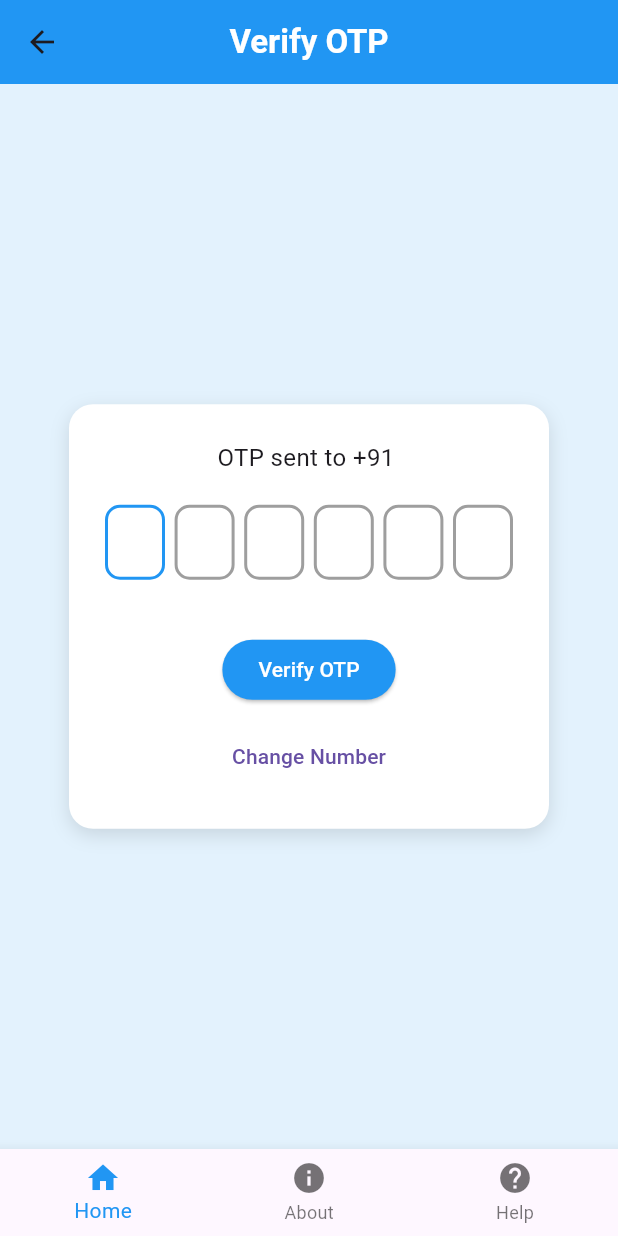
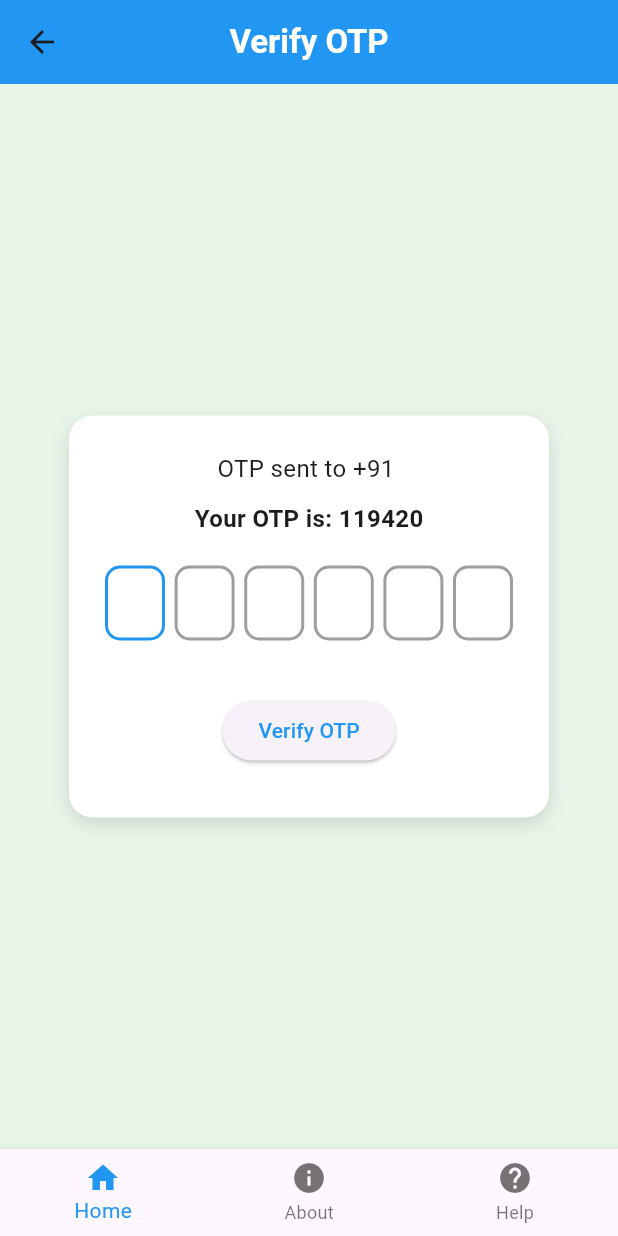
Before and after one commit to jothishankar17/flutter_project, a Flutter app: the OTPVerificationPage screen opened directly with empty values, on a phone screen of 412 x 824 dp. Run offline on Flutter 3.47's test engine with Material 3 defaults, Android fonts, the phone set to English and light mode, and no system bars; drawn by our look-alikes of pin_code_fields; our stand-ins replace firebase_core, image_picker, permission_handler; accounts and stored records are empty.

Commit message:
Updated otp_verification_page.dart file

```diff
--- a/lib/screens/otp_verification_page.dart
+++ b/lib/screens/otp_verification_page.dart
@@ -1,6 +1,180 @@
-// import 'dart:math';
+import 'dart:math';
+import 'package:flutter/material.dart';
+import 'package:pin_code_fields/pin_code_fields.dart';
+import 'home_page.dart';
+import 'about_page.dart';
+import 'help_page.dart';
+import 'package:otp_page_flutter/screens/image_upload_page.dart';
+
+class OTPVerificationPage extends StatefulWidget {
+  final String mobileNumber;
+
+  const OTPVerificationPage({super.key, required this.mobileNumber});
+
+  @override
+  State<OTPVerificationPage> createState() => _OTPVerificationPageState();
+}
+
+class _OTPVerificationPageState extends State<OTPVerificationPage> {
+  String _enteredOTP = "";
+  late String _generatedOTP;
+  bool _showOTP = true;
+  int _currentIndex = 0;
+
+  /// Generate OTP when the page loads
+  @override
+  void initState() {
+    super.initState();
+    _generatedOTP = _generateRandomOTP();
+  }
+
+  String _generateRandomOTP() {
+    final random = Random();
+    return (100000 + random.nextInt(900000)).toString();
+  }
+
+  void _verifyOTP() {
+    if (_enteredOTP == _generatedOTP) {
+      showDialog(
+        context: context,
+        builder: (_) => AlertDialog(
+          title: Text("Success"),
+          content: Text("OTP Verified Successfully!"),
+          actions: [
+            TextButton(
+              onPressed: () {
+                Navigator.pop(context);
+                Navigator.pushReplacement(
+                  context,
+                  MaterialPageRoute(builder: (_) => ImageUploadPage()),
+                );
+              },
+              child: Text("OK", style: TextStyle(color: Colors.blue)),
+            ),
+          ],
+        ),
+      );
+    } else {
+      ScaffoldMessenger.of(
+        context,
+      ).showSnackBar(SnackBar(content: Text("Invalid OTP")));
+    }
+  }
+
+  void _onBottomNavTap(int index) {
+    setState(() {
+      _currentIndex = index;
+    });
+    if (index == 0) {
+      Navigator.push(context, MaterialPageRoute(builder: (_) => HomePage()));
+    } else if (index == 1) {
+      Navigator.push(context, MaterialPageRoute(builder: (_) => AboutPage()));
+    } else if (index == 2) {
+      Navigator.push(context, MaterialPageRoute(builder: (_) => HelpPage()));
+    }
+  }
+
+  @override
+  Widget build(BuildContext context) {
+    return Scaffold(
+      appBar: AppBar(
+        title: Text(
+          "Verify OTP",
+          style: TextStyle(color: Colors.white, fontWeight: FontWeight.bold),
+        ),
+        backgroundColor: Colors.blue,
+        centerTitle: true,
+      ),
+      backgroundColor: Colors.green[50],
+      body: Center(
+        child: Container(
+          width: 320,
+          padding: const EdgeInsets.all(24),
+          decoration: BoxDecoration(
+            color: Colors.white,
+            borderRadius: BorderRadius.circular(16),
+            boxShadow: [
+              BoxShadow(
+                color: Colors.black12,
+                blurRadius: 10,
+                offset: Offset(0, 4),
+              ),
+            ],
+          ),
+          child: Column(
+            mainAxisSize: MainAxisSize.min,
+            children: [
+              Text(
+                "OTP sent to +91 ${widget.mobileNumber}",
+                style: TextStyle(fontSize: 16),
+              ),
+
+              SizedBox(height: 10),
+
+              if (_showOTP)
+                Text(
+                  "Your OTP is: $_generatedOTP",
+                  style: const TextStyle(
+                    fontSize: 16,
+                    fontWeight: FontWeight.bold,
+                  ),
+                ),
+
+              SizedBox(height: 20),
+
+              PinCodeTextField(
+                appContext: context,
+                length: 6,
+                autoFocus: true,
+                autoDismissKeyboard: false,
+                keyboardType: TextInputType.number,
+                animationType: AnimationType.fade,
+                cursorColor: Colors.black,
+                pinTheme: PinTheme(
+                  shape: PinCodeFieldShape.box,
+                  borderRadius: BorderRadius.circular(10),
+                  fieldHeight: 50,
+                  fieldWidth: 40,
+                  activeColor: Colors.blue,
+                  selectedColor: Colors.blue,
+                  inactiveColor: Colors.grey,
+                ),
+                onChanged: (value) {
+                  setState(() {
+                    _enteredOTP = value;
+                  });
+                },
+              ),
+
+              const SizedBox(height: 20),
+
+              ElevatedButton(
+                onPressed: _verifyOTP,
+                child: Text("Verify OTP", style: TextStyle(color: Colors.blue)),
+              ),
+
+              const SizedBox(height: 10),
+            ],
+          ),
+        ),
+      ),
+      bottomNavigationBar: BottomNavigationBar(
+        currentIndex: _currentIndex,
+        fixedColor: Colors.blue,
+        onTap: _onBottomNavTap,
+        items: [
+          BottomNavigationBarItem(icon: Icon(Icons.home), label: "Home"),
+          BottomNavigationBarItem(icon: Icon(Icons.info), label: "About"),
+          BottomNavigationBarItem(icon: Icon(Icons.help), label: "Help"),
+        ],
+      ),
+    );
+  }
+}
+
 // import 'package:flutter/material.dart';
 // import 'package:pin_code_fields/pin_code_fields.dart';
+// import 'package:firebase_auth/firebase_auth.dart';
 // import 'home_page.dart';
 // import 'about_page.dart';
 // import 'help_page.dart';
@@ -8,69 +182,75 @@
 
 // class OTPVerificationPage extends StatefulWidget {
 //   final String mobileNumber;
+//   final String verificationId;
 
-//   const OTPVerificationPage({super.key, required this.mobileNumber});
+//   const OTPVerificationPage({
+//     super.key,
+//     required this.mobileNumber,
+//     required this.verificationId,
+//   });
 
 //   @override
 //   State<OTPVerificationPage> createState() => _OTPVerificationPageState();
 // }
 
 // class _OTPVerificationPageState extends State<OTPVerificationPage> {
-//   String _enteredOTP = "";
-//   late String _generatedOTP;
-//   bool _showOTP = true;
+//   final FirebaseAuth _auth = FirebaseAuth.instance;
+//   final TextEditingController _otpController = TextEditingController();
+//   bool _isVerifying = false;
 //   int _currentIndex = 0;
 
-//   /// Generate OTP when the page loads
-//   @override
-//   void initState() {
-//     super.initState();
-//     _generatedOTP = _generateRandomOTP();
-//   }
+//   /// ✅ Verify the entered OTP
+//   Future<void> _verifyOTP() async {
+//     final smsCode = _otpController.text.trim();
 
-//   String _generateRandomOTP() {
-//     final random = Random();
-//     return (100000 + random.nextInt(900000)).toString();
-//   }
+//     if (smsCode.length != 6) {
+//       ScaffoldMessenger.of(context).showSnackBar(
+//         const SnackBar(content: Text('Please enter the 6-digit OTP')),
+//       );
+//       return;
+//     }
 
-//   void _verifyOTP() {
-//     if (_enteredOTP == _generatedOTP) {
-//       showDialog(
-//         context: context,
-//         builder: (_) => AlertDialog(
-//           title: Text("Success"),
-//           content: Text("OTP Verified Successfully!"),
-//           actions: [
-//             TextButton(
-//               onPressed: () {
-//                 Navigator.pop(context);
-//                 Navigator.pushReplacement(
-//                   context,
-//                   MaterialPageRoute(builder: (_) => ImageUploadPage()),
-//                 );
-//               },
-//               child: Text("OK", style: TextStyle(color: Colors.blue)),
-//             ),
-//           ],
-//         ),
+//     setState(() => _isVerifying = true);
+
+//     try {
+//       // Create a PhoneAuthCredential with the code
+//       final credential = PhoneAuthProvider.credential(
+//         verificationId: widget.verificationId,
+//         smsCode: smsCode,
 //       );
-//     } else {
-//       ScaffoldMessenger.of(
+
+//       // Sign in the user with the credential
+//       await _auth.signInWithCredential(credential);
+
+//       ScaffoldMessenger.of(context).showSnackBar(
+//         const SnackBar(content: Text('OTP Verified Successfully!')),
+//       );
+
+//       // Navigate to next page
+//       Navigator.pushReplacement(
 //         context,
-//       ).showSnackBar(SnackBar(content: Text("Invalid OTP")));
+//         MaterialPageRoute(builder: (_) => const ImageUploadPage()),
+//       );
+//     } catch (e) {
+//       ScaffoldMessenger.of(context).showSnackBar(
+//         const SnackBar(content: Text('Invalid OTP. Please try again.')),
+//       );
+//     } finally {
+//       setState(() => _isVerifying = false);
 //     }
 //   }
 
+//   /// ✅ Navigate using bottom navigation
 //   void _onBottomNavTap(int index) {
-//     setState(() {
-//       _currentIndex = index;
-//     });
+//     setState(() => _currentIndex = index);
+
 //     if (index == 0) {
-//       Navigator.push(context, MaterialPageRoute(builder: (_) => HomePage()));
+//       Navigator.push(context, MaterialPageRoute(builder: (_) => const HomePage()));
 //     } else if (index == 1) {
-//       Navigator.push(context, MaterialPageRoute(builder: (_) => AboutPage()));
+//       Navigator.push(context, MaterialPageRoute(builder: (_) => const AboutPage()));
 //     } else if (index == 2) {
-//       Navigator.push(context, MaterialPageRoute(builder: (_) => HelpPage()));
+//       Navigator.push(context, MaterialPageRoute(builder: (_) => const HelpPage()));
 //     }
 //   }
 
@@ -78,14 +258,14 @@
 //   Widget build(BuildContext context) {
 //     return Scaffold(
 //       appBar: AppBar(
-//         title: Text(
+//         title: const Text(
 //           "Verify OTP",
 //           style: TextStyle(color: Colors.white, fontWeight: FontWeight.bold),
 //         ),
 //         backgroundColor: Colors.blue,
 //         centerTitle: true,
 //       ),
-//       backgroundColor: Colors.green[50],
+//       backgroundColor: Colors.blue[50],
 //       body: Center(
 //         child: Container(
 //           width: 320,
@@ -93,7 +273,7 @@
 //           decoration: BoxDecoration(
 //             color: Colors.white,
 //             borderRadius: BorderRadius.circular(16),
-//             boxShadow: [
+//             boxShadow: const [
 //               BoxShadow(
 //                 color: Colors.black12,
 //                 blurRadius: 10,
@@ -106,27 +286,16 @@
 //             children: [
 //               Text(
 //                 "OTP sent to +91 ${widget.mobileNumber}",
-//                 style: TextStyle(fontSize: 16),
+//                 style: const TextStyle(fontSize: 16),
 //               ),
+//               const SizedBox(height: 20),
 
-//               SizedBox(height: 10),
-
-//               if (_showOTP)
-//                 Text(
-//                   "Your OTP is: $_generatedOTP",
-//                   style: const TextStyle(
-//                     fontSize: 16,
-//                     fontWeight: FontWeight.bold,
-//                   ),
-//                 ),
-
-//               SizedBox(height: 20),
-
+//               // OTP input field
 //               PinCodeTextField(
 //                 appContext: context,
 //                 length: 6,
+//                 controller: _otpController,
 //                 autoFocus: true,
-//                 autoDismissKeyboard: false,
 //                 keyboardType: TextInputType.number,
 //                 animationType: AnimationType.fade,
 //                 cursorColor: Colors.black,
@@ -139,21 +308,32 @@
 //                   selectedColor: Colors.blue,
 //                   inactiveColor: Colors.grey,
 //                 ),
-//                 onChanged: (value) {
-//                   setState(() {
-//                     _enteredOTP = value;
-//                   });
-//                 },
+//                 onChanged: (_) {},
 //               ),
 
 //               const SizedBox(height: 20),
 
-//               ElevatedButton(
-//                 onPressed: _verifyOTP,
-//                 child: Text("Verify OTP", style: TextStyle(color: Colors.blue)),
-//               ),
+//               _isVerifying
+//                   ? const CircularProgressIndicator()
+//                   : ElevatedButton(
+//                       onPressed: _verifyOTP,
+//                       style: ElevatedButton.styleFrom(
+//                         backgroundColor: Colors.blue,
+//                       ),
+//                       child: const Text(
+//                         "Verify OTP",
+//                         style: TextStyle(color: Colors.white),
+//                       ),
+//                     ),
 
 //               const SizedBox(height: 10),
+
+//               TextButton(
+//                 onPressed: () {
+//                   Navigator.pop(context);
+//                 },
+//                 child: const Text("Change Number"),
+//               ),
 //             ],
 //           ),
 //         ),
@@ -162,7 +342,7 @@
 //         currentIndex: _currentIndex,
 //         fixedColor: Colors.blue,
 //         onTap: _onBottomNavTap,
-//         items: [
+//         items: const [
 //           BottomNavigationBarItem(icon: Icon(Icons.home), label: "Home"),
 //           BottomNavigationBarItem(icon: Icon(Icons.info), label: "About"),
 //           BottomNavigationBarItem(icon: Icon(Icons.help), label: "Help"),
@@ -171,183 +351,3 @@
 //     );
 //   }
 // }
-
-import 'package:flutter/material.dart';
-import 'package:pin_code_fields/pin_code_fields.dart';
-import 'package:firebase_auth/firebase_auth.dart';
-import 'home_page.dart';
-import 'about_page.dart';
-import 'help_page.dart';
-import 'package:otp_page_flutter/screens/image_upload_page.dart';
-
-class OTPVerificationPage extends StatefulWidget {
-  final String mobileNumber;
-  final String verificationId;
-
-  const OTPVerificationPage({
-    super.key,
-    required this.mobileNumber,
-    required this.verificationId,
-  });
-
-  @override
-  State<OTPVerificationPage> createState() => _OTPVerificationPageState();
-}
-
-class _OTPVerificationPageState extends State<OTPVerificationPage> {
-  final FirebaseAuth _auth = FirebaseAuth.instance;
-  final TextEditingController _otpController = TextEditingController();
-  bool _isVerifying = false;
-  int _currentIndex = 0;
-
-  /// ✅ Verify the entered OTP
-  Future<void> _verifyOTP() async {
-    final smsCode = _otpController.text.trim();
-
-    if (smsCode.length != 6) {
-      ScaffoldMessenger.of(context).showSnackBar(
-        const SnackBar(content: Text('Please enter the 6-digit OTP')),
-      );
-      return;
-    }
-
-    setState(() => _isVerifying = true);
-
-    try {
-      // Create a PhoneAuthCredential with the code
-      final credential = PhoneAuthProvider.credential(
-        verificationId: widget.verificationId,
-        smsCode: smsCode,
-      );
-
-      // Sign in the user with the credential
-      await _auth.signInWithCredential(credential);
-
-      ScaffoldMessenger.of(context).showSnackBar(
-        const SnackBar(content: Text('OTP Verified Successfully!')),
-      );
-
-      // Navigate to next page
-      Navigator.pushReplacement(
-        context,
-        MaterialPageRoute(builder: (_) => const ImageUploadPage()),
-      );
-    } catch (e) {
-      ScaffoldMessenger.of(context).showSnackBar(
-        const SnackBar(content: Text('Invalid OTP. Please try again.')),
-      );
-    } finally {
-      setState(() => _isVerifying = false);
-    }
-  }
-
-  /// ✅ Navigate using bottom navigation
-  void _onBottomNavTap(int index) {
-    setState(() => _currentIndex = index);
-
-    if (index == 0) {
-      Navigator.push(context, MaterialPageRoute(builder: (_) => const HomePage()));
-    } else if (index == 1) {
-      Navigator.push(context, MaterialPageRoute(builder: (_) => const AboutPage()));
-    } else if (index == 2) {
-      Navigator.push(context, MaterialPageRoute(builder: (_) => const HelpPage()));
-    }
-  }
-
-  @override
-  Widget build(BuildContext context) {
-    return Scaffold(
-      appBar: AppBar(
-        title: const Text(
-          "Verify OTP",
-          style: TextStyle(color: Colors.white, fontWeight: FontWeight.bold),
-        ),
-        backgroundColor: Colors.blue,
-        centerTitle: true,
-      ),
-      backgroundColor: Colors.blue[50],
-      body: Center(
-        child: Container(
-          width: 320,
-          padding: const EdgeInsets.all(24),
-          decoration: BoxDecoration(
-            color: Colors.white,
-            borderRadius: BorderRadius.circular(16),
-            boxShadow: const [
-              BoxShadow(
-                color: Colors.black12,
-                blurRadius: 10,
-                offset: Offset(0, 4),
-              ),
-            ],
-          ),
-          child: Column(
-            mainAxisSize: MainAxisSize.min,
-            children: [
-              Text(
-                "OTP sent to +91 ${widget.mobileNumber}",
-                style: const TextStyle(fontSize: 16),
-              ),
-              const SizedBox(height: 20),
-
-              // OTP input field
-              PinCodeTextField(
-                appContext: context,
-                length: 6,
-                controller: _otpController,
-                autoFocus: true,
-                keyboardType: TextInputType.number,
-                animationType: AnimationType.fade,
-                cursorColor: Colors.black,
-                pinTheme: PinTheme(
-                  shape: PinCodeFieldShape.box,
-                  borderRadius: BorderRadius.circular(10),
-                  fieldHeight: 50,
-                  fieldWidth: 40,
-                  activeColor: Colors.blue,
-                  selectedColor: Colors.blue,
-                  inactiveColor: Colors.grey,
-                ),
-                onChanged: (_) {},
-              ),
-
-              const SizedBox(height: 20),
-
-              _isVerifying
-                  ? const CircularProgressIndicator()
-                  : ElevatedButton(
-                      onPressed: _verifyOTP,
-                      style: ElevatedButton.styleFrom(
-                        backgroundColor: Colors.blue,
-                      ),
-                      child: const Text(
-                        "Verify OTP",
-                        style: TextStyle(color: Colors.white),
-                      ),
-                    ),
-
-              const SizedBox(height: 10),
-
-              TextButton(
-                onPressed: () {
-                  Navigator.pop(context);
-                },
-                child: const Text("Change Number"),
-              ),
-            ],
-          ),
-        ),
-      ),
-      bottomNavigationBar: BottomNavigationBar(
-        currentIndex: _currentIndex,
-        fixedColor: Colors.blue,
-        onTap: _onBottomNavTap,
-        items: const [
-          BottomNavigationBarItem(icon: Icon(Icons.home), label: "Home"),
-          BottomNavigationBarItem(icon: Icon(Icons.info), label: "About"),
-          BottomNavigationBarItem(icon: Icon(Icons.help), label: "Help"),
-        ],
-      ),
-    );
-  }
-}
```
